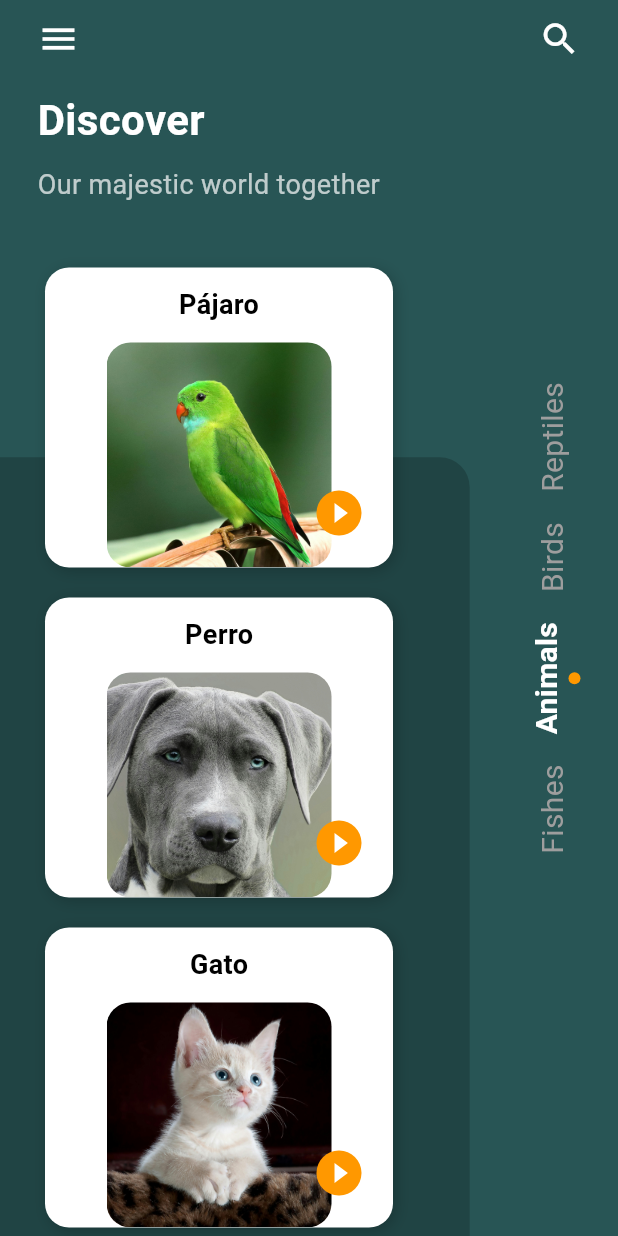
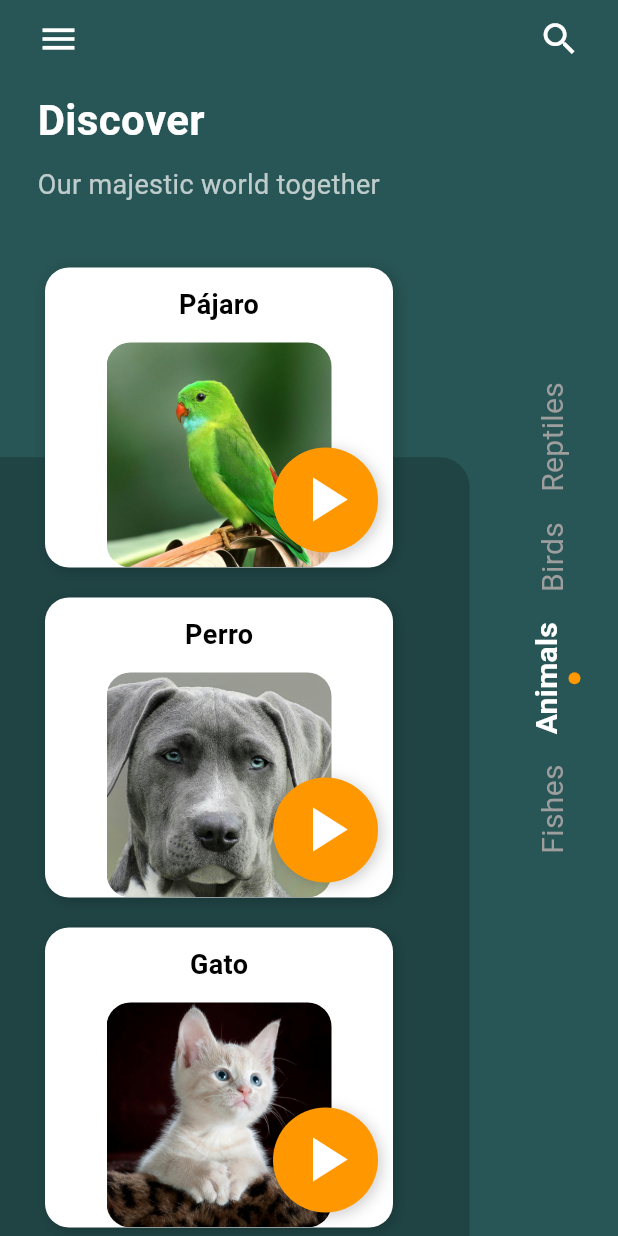
Before and after one commit to vngerus/flutter_prueba_1, a Flutter app: the screen it shows after launch, on a phone screen of 412 x 824 dp. Run offline on Flutter 3.47's test engine with Material 3 defaults, Android fonts, the light colour scheme and no system bars; our stand-ins replace audioplayers.

Commit message:
chore: se ajusta el boton de play

```diff
--- a/lib/prueba1.dart
+++ b/lib/prueba1.dart
@@ -199,11 +199,24 @@ class AnimalList extends StatelessWidget {
                     Positioned(
                       bottom: 10,
                       right: 10,
+                      child: Container(
+                        padding: const EdgeInsets.all(2.0),
+                        decoration: BoxDecoration(
+                          color: Colors.orange,
+                          borderRadius: BorderRadius.circular(50),
+                          boxShadow: [
+                            BoxShadow(
+                              color: Colors.black.withOpacity(0.2),
+                              blurRadius: 8,
+                              offset: const Offset(2, 2),
+                            ),
+                          ],
+                        ),
                         child: IconButton(
                           icon: const Icon(
-                          Icons.play_circle_fill,
-                          color: Colors.orange,
-                          size: 36,
+                            Icons.play_arrow,
+                            color: Colors.white,
+                            size: 50,
                           ),
                           onPressed: () {
                             Navigator.push(
@@ -214,6 +227,7 @@ class AnimalList extends StatelessWidget {
                               ),
                             );
                           },
+                        ),
                       ),
                     ),
                   ],
--- a/pubspec.yaml
+++ b/pubspec.yaml
@@ -62,6 +62,7 @@ flutter:
   assets:
     - assets/img/
     - assets/mp3/
+    - assets/resources/
   #   - images/a_dot_burr.jpeg
   #   - images/a_dot_ham.jpeg
 
```
Also changed, not shown: assets/resources/muestra.png (added), assets/resources/original.png (added), 1 other file. Lines whose indentation alone changed are shown as unchanged.
